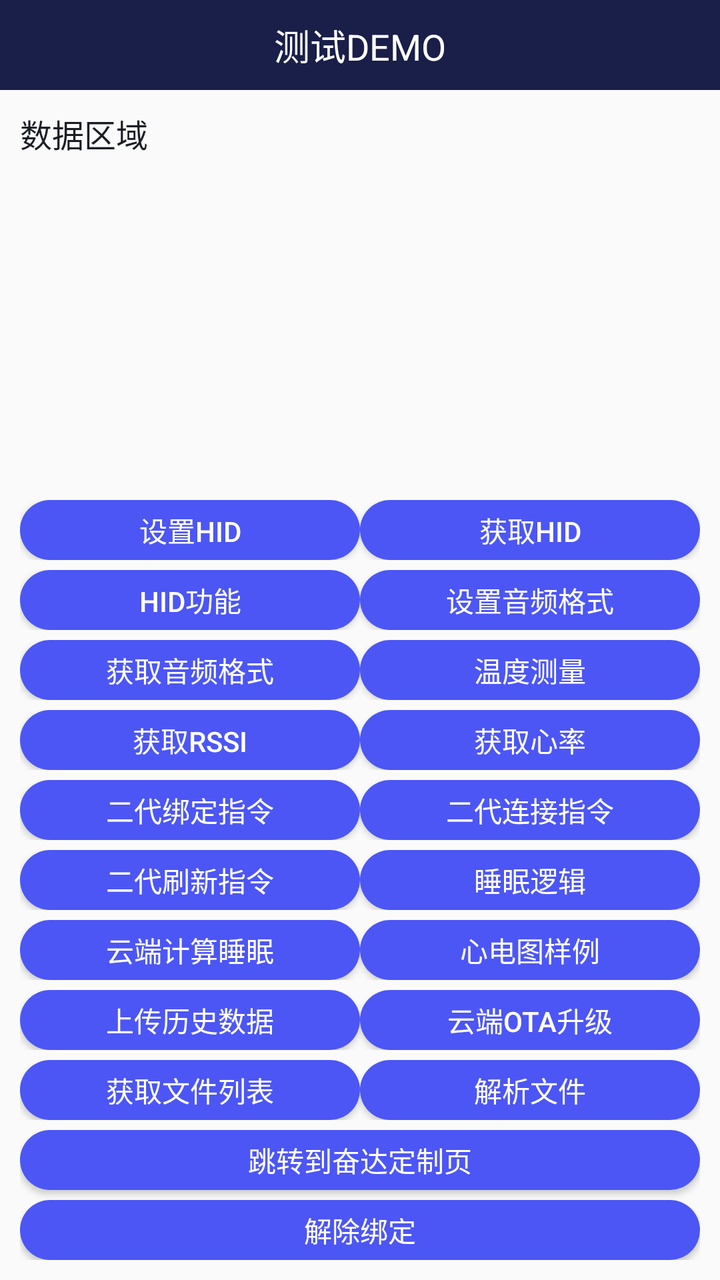
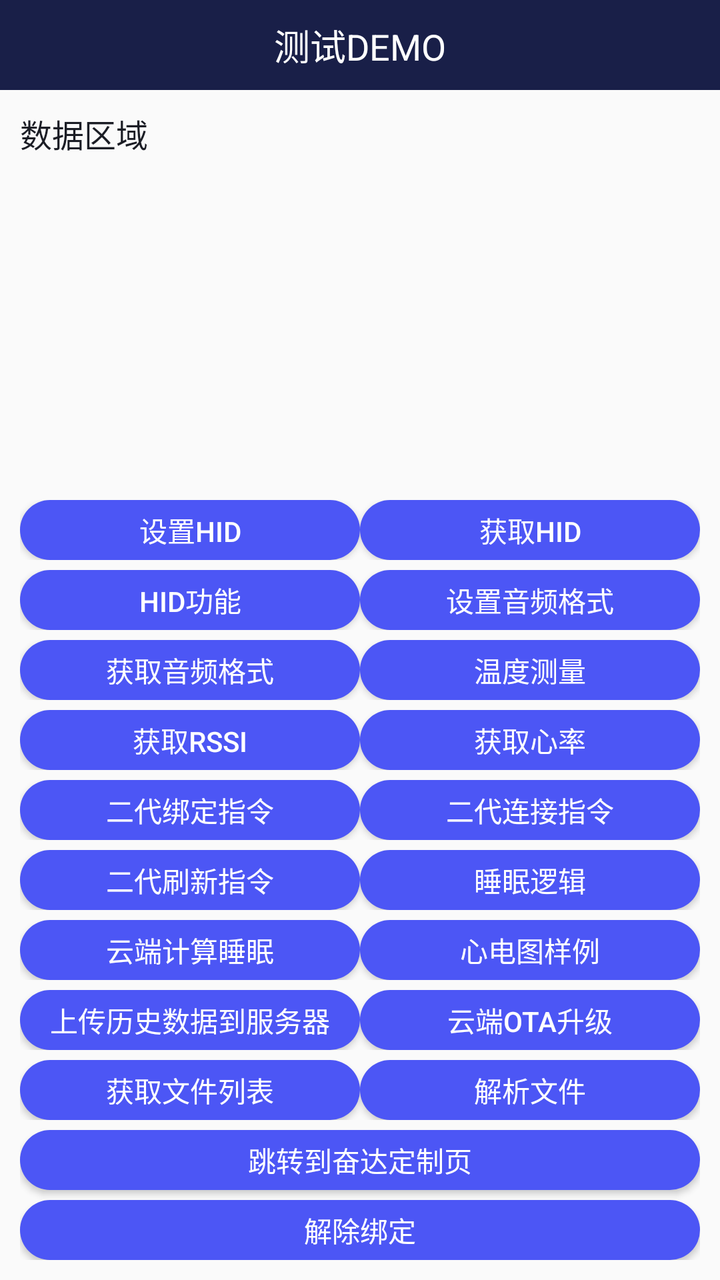

Before-and-after screenshots of an Android layout around one commit, followed by the original layout XML and the change that was made.
<!-- AndroidManifest.xml: application theme AppTheme -->
<!-- res/layout/activity_test2.xml -->
<?xml version="1.0" encoding="utf-8"?>
<LinearLayout
    xmlns:android="http://schemas.android.com/apk/res/android"
    xmlns:tools="http://schemas.android.com/tools"
    android:layout_width="match_parent"
    android:layout_height="match_parent"
    android:orientation="vertical"
    android:fitsSystemWindows="true"
    tools:context=".activity.TestActivity2">
    <RelativeLayout
        android:layout_width="match_parent"
        android:layout_height="45dp"
        android:background="@color/colorPrimary">
        <TextView
            android:layout_width="wrap_content"
            android:layout_height="wrap_content"
            android:text="测试DEMO"
            android:textSize="18sp"
            android:layout_centerInParent="true"
            android:textColor="@color/white"/>
    </RelativeLayout>
    <TextView
        android:id="@+id/tv_result2"
        android:layout_width="match_parent"
        android:layout_height="0dp"
        android:layout_weight="1"
        android:text="数据区域"
        android:scrollbars="vertical"
        android:padding="10dp"
        android:lineSpacingExtra="5dp"
        android:textSize="16sp"
        android:textColor="@color/colorPrimaryDark"/>
    <LinearLayout
        android:layout_width="match_parent"
        android:layout_height="wrap_content"
        android:padding="10dp"
        android:orientation="vertical">
        <LinearLayout
            android:layout_width="match_parent"
            android:layout_height="30dp"
            android:layout_marginTop="5dp"
            android:orientation="horizontal">
            <Button
                android:id="@+id/bt_set_HID"
                android:layout_width="0dp"
                android:layout_weight="1"
                android:layout_height="wrap_content"
                android:text="设置HID"
                android:textSize="14sp"
                android:textColor="@color/white"
                android:background="@drawable/button_bg_state"/>
            <Button
                android:id="@+id/bt_get_HID"
                android:layout_width="0dp"
                android:layout_weight="1"
                android:layout_height="wrap_content"
                android:text="获取HID"
                android:textSize="14sp"
                android:textColor="@color/white"
                android:background="@drawable/button_bg_state"/>
        </LinearLayout>

        <LinearLayout
            android:layout_width="match_parent"
            android:layout_height="30dp"
            android:layout_marginTop="5dp"
            android:orientation="horizontal">
            <Button
                android:id="@+id/bt_get_HID_code"
                android:layout_width="0dp"
                android:layout_weight="1"
                android:layout_height="wrap_content"
                android:text="HID功能"
                android:textSize="14sp"
                android:textColor="@color/white"
                android:background="@drawable/button_bg_state"/>
            <Button
                android:id="@+id/bt_set_audio_type"
                android:layout_width="0dp"
                android:layout_weight="1"
                android:layout_height="wrap_content"
                android:text="设置音频格式"
                android:textSize="14sp"
                android:textColor="@color/white"
                android:background="@drawable/button_bg_state"/>
        </LinearLayout>

        <LinearLayout
            android:layout_width="match_parent"
            android:layout_height="30dp"
            android:layout_marginTop="5dp"
            android:orientation="horizontal">
            <Button
                android:id="@+id/bt_get_audio_type"
                android:layout_width="0dp"
                android:layout_weight="1"
                android:layout_height="wrap_content"
                android:text="获取音频格式"
                android:textSize="14sp"
                android:textColor="@color/white"
                android:background="@drawable/button_bg_state"/>
            <Button
                android:id="@+id/bt_temp_test"
                android:layout_width="0dp"
                android:layout_weight="1"
                android:layout_height="wrap_content"
                android:text="温度测量"
                android:textSize="14sp"
                android:textColor="@color/white"
                android:background="@drawable/button_bg_state"/>
        </LinearLayout>
        <LinearLayout
            android:layout_width="match_parent"
            android:layout_height="30dp"
            android:layout_marginTop="5dp"
            android:orientation="horizontal">
            <Button
                android:id="@+id/bt_get_rssi"
                android:layout_width="0dp"
                android:layout_weight="1"
                android:layout_height="wrap_content"
                android:text="获取RSSI"
                android:textSize="14sp"
                android:textColor="@color/white"
                android:background="@drawable/button_bg_state"/>
            <Button
                android:id="@+id/bt_heart"
                android:layout_width="0dp"
                android:layout_weight="1"
                android:layout_height="wrap_content"
                android:text="获取心率"
                android:textSize="14sp"
                android:textColor="@color/white"
                android:background="@drawable/button_bg_state"/>
        </LinearLayout>
        <LinearLayout
            android:layout_width="match_parent"
            android:layout_height="30dp"
            android:layout_marginTop="5dp"
            android:orientation="horizontal">
            <Button
                android:id="@+id/bt_app_bind"
                android:layout_width="0dp"
                android:layout_weight="1"
                android:layout_height="wrap_content"
                android:text="二代绑定指令"
                android:textSize="14sp"
                android:textColor="@color/white"
                android:background="@drawable/button_bg_state"/>
            <Button
                android:id="@+id/bt_connect"
                android:layout_width="0dp"
                android:layout_weight="1"
                android:layout_height="wrap_content"
                android:text="二代连接指令"
                android:textSize="14sp"
                android:textColor="@color/white"
                android:background="@drawable/button_bg_state"/>
        </LinearLayout>
        <LinearLayout
            android:layout_width="match_parent"
            android:layout_height="30dp"
            android:layout_marginTop="5dp"
            android:orientation="horizontal">
            <Button
                android:id="@+id/bt_refresh"
                android:layout_width="0dp"
                android:layout_weight="1"
                android:layout_height="wrap_content"
                android:text="二代刷新指令"
                android:textSize="14sp"
                android:textColor="@color/white"
                android:background="@drawable/button_bg_state"/>
            <Button
                android:id="@+id/bt_calculate_sleep"
                android:layout_width="0dp"
                android:layout_weight="1"
                android:layout_height="wrap_content"
                android:text="睡眠逻辑"
                android:textSize="14sp"
                android:textColor="@color/white"
                android:background="@drawable/button_bg_state"/>
        </LinearLayout>
        <LinearLayout
            android:layout_width="match_parent"
            android:layout_height="30dp"
            android:layout_marginTop="5dp"
            android:orientation="horizontal">
            <Button
                android:id="@+id/bt_sleep_sevice"
                android:layout_width="0dp"
                android:layout_weight="1"
                android:layout_height="wrap_content"
                android:text="云端计算睡眠"
                android:textSize="14sp"
                android:textColor="@color/white"
                android:background="@drawable/button_bg_state"/>
            <Button
                android:id="@+id/bt_ecg_demo"
                android:layout_width="0dp"
                android:layout_weight="1"
                android:layout_height="wrap_content"
                android:text="心电图样例"
                android:textSize="14sp"
                android:textColor="@color/white"
                android:background="@drawable/button_bg_state"/>
        </LinearLayout>
        <LinearLayout
            android:layout_width="match_parent"
            android:layout_height="30dp"
            android:layout_marginTop="5dp"
            android:orientation="horizontal">
            <Button
                android:id="@+id/btn_upload_history"
                android:layout_width="0dp"
                android:layout_weight="1"
                android:layout_height="wrap_content"
                android:text="上传历史数据"
                android:textSize="14sp"
                android:textColor="@color/white"
                android:background="@drawable/button_bg_state"/>
            <Button
                android:id="@+id/btn_ota"
                android:layout_width="0dp"
                android:layout_weight="1"
                android:layout_height="wrap_content"
                android:text="云端ota升级"
                android:textSize="14sp"
                android:textColor="@color/white"
                android:background="@drawable/button_bg_state"/>
        </LinearLayout>
        <LinearLayout
            android:layout_width="match_parent"
            android:layout_height="30dp"
            android:layout_marginTop="5dp"
            android:orientation="horizontal">
            <Button
                android:id="@+id/bt_file_list"
                android:layout_width="0dp"
                android:layout_weight="1"
                android:layout_height="wrap_content"
                android:text="获取文件列表"
                android:textSize="14sp"
                android:textColor="@color/white"
                android:background="@drawable/button_bg_state"/>
            <Button
                android:id="@+id/bt_file_content"
                android:layout_width="0dp"
                android:layout_weight="1"
                android:layout_height="wrap_content"
                android:text="解析文件"
                android:textSize="14sp"
                android:textColor="@color/white"
                android:background="@drawable/button_bg_state"/>
        </LinearLayout>
        <Button
            android:id="@+id/bt_test2"
            android:layout_width="match_parent"
            android:layout_marginTop="5dp"
            android:layout_height="30dp"
            android:text="跳转到奋达定制页"
            android:textSize="14sp"
            android:textColor="@color/white"
            android:background="@drawable/button_bg_state"/>
        <Button
            android:id="@+id/bt_unpair"
            android:layout_width="match_parent"
            android:layout_marginTop="5dp"
            android:layout_height="30dp"
            android:text="解除绑定"
            android:textSize="14sp"
            android:textColor="@color/white"
            android:background="@drawable/button_bg_state"/>
    </LinearLayout>

</LinearLayout>
<!-- resources referenced by this layout -->
<resources>
  <color name="colorPrimary">#191F48</color>
  <color name="colorPrimaryDark">#1B1D25</color>
  <color name="white">#ffffff</color>
  <!-- drawable button_bg_state (drawable) -->
  <?xml version="1.0" encoding="utf-8"?>
  <selector xmlns:android="http://schemas.android.com/apk/res/android">
      <item android:state_pressed="false">
          <shape xmlns:android="http://schemas.android.com/apk/res/android">
              <corners android:radius="20dp" />
  
              <solid android:color="@color/lan_se" />
          </shape>
      </item>
      <item android:state_pressed="false">
          <shape xmlns:android="http://schemas.android.com/apk/res/android">
              <corners android:radius="20dp" />
  
              <solid android:color="@color/lan_se" />
          </shape>
      </item>
      <item android:state_pressed="true">
          <shape xmlns:android="http://schemas.android.com/apk/res/android">
              <corners android:radius="20dp" />
  
              <solid android:color="@color/lan_se_press" />
          </shape>
      </item>
  
  </selector>
  <style name="AppTheme" parent="Theme.AppCompat.Light.NoActionBar">
          
          <item name="colorPrimary">@color/colorPrimary</item>
          <item name="colorPrimaryDark">@color/colorPrimary</item>
          <item name="colorAccent">@color/colorAccent</item>
  
  
      </style>
  <color name="lan_se">#4C56F5</color>
  <color name="lan_se_press">#554C56F5</color>
  <color name="colorAccent">#03DAC5</color>
</resources>

<!-- the commit's change to res/layout/activity_test2.xml (unified diff, before → after) -->
@@ -215,7 +215,7 @@
                 android:layout_width="0dp"
                 android:layout_weight="1"
                 android:layout_height="wrap_content"
-                android:text="上传历史数据"
+                android:text="上传历史数据到服务器"
                 android:textSize="14sp"
                 android:textColor="@color/white"
                 android:background="@drawable/button_bg_state"/>
